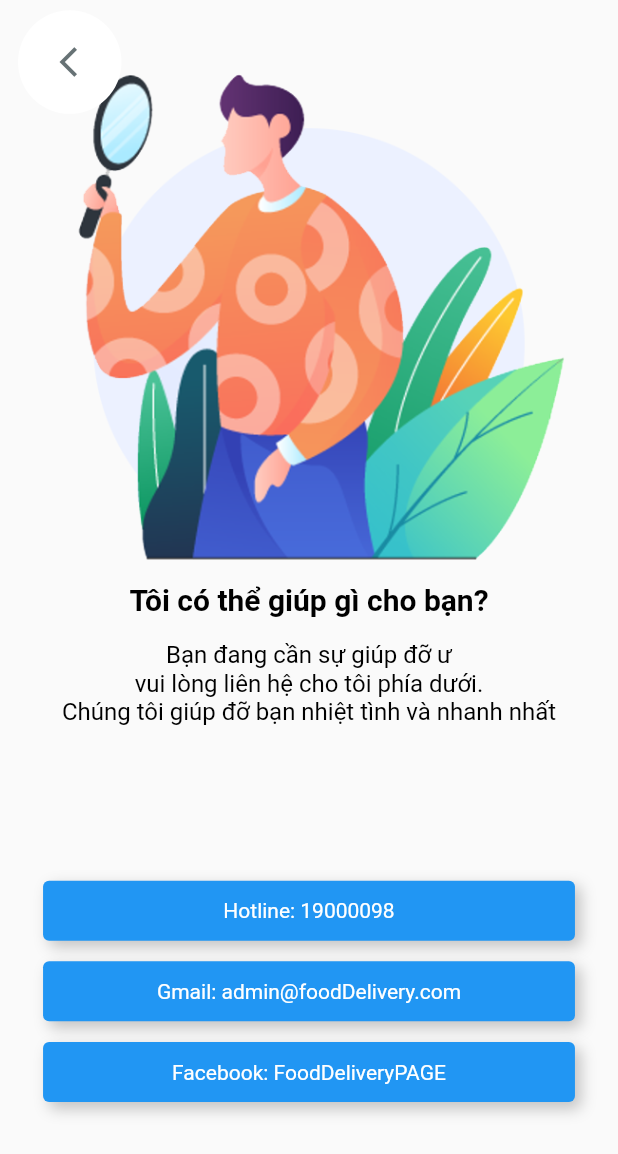
After one commit to XiZhangPhuong/DoAnTotNghiep_Fooding, a Flutter app: the HelpPage screen opened by its route, on a phone screen of 412 x 824 dp. The commit adds this screen. Shown: the top 1154 px of the screen. Run offline on Flutter 3.47's test engine with Material 2 defaults, Android fonts, the phone set to English and light mode, and no system bars; our stand-ins replace avatar_glow, badges, cached_network_image, carousel_slider, cloud_firestore, dio and 33 more; missing offline and left inert: bcrypt, flutter_zalopay_sdk, google_maps_place_picker_mb, google_maps_webservice, tiengviet; accounts and stored records are empty.

Commit message:
update something better

```diff
--- a/lib/routes/routes_path/profile_routes.dart
+++ b/lib/routes/routes_path/profile_routes.dart
@@ -1,12 +1,13 @@
 // ignore_for_file: constant_identifier_names
 
-import 'package:flutter/cupertino.dart';
 import 'package:fooding_project/screens/feel_rating/feel_rating_binding.dart';
 import 'package:fooding_project/screens/feel_rating/feel_rating_page.dart';
 import 'package:fooding_project/screens/profile/detail_order/detail_order_page.dart';
 import 'package:fooding_project/screens/profile/edit_profile/edit_profile_binding.dart';
 import 'package:fooding_project/screens/profile/edit_profile/edit_profile_page.dart';
 import 'package:fooding_project/screens/profile/google_map_marker/google_map_marker_page.dart';
+import 'package:fooding_project/screens/profile/help/help_binding.dart';
+import 'package:fooding_project/screens/profile/help/help_page.dart';
 import 'package:fooding_project/screens/profile/profile_page.dart';
 import 'package:fooding_project/screens/profile/status_order/status_order_binding.dart';
 import 'package:fooding_project/screens/profile/status_order/status_order_page.dart';
@@ -22,6 +23,7 @@ class ProfileRoutes {
   static const DETAIL_ORDER = '/detail_order';
   static const GG_MAP_MARKER = '/gg_map_marker';
   static const FEEL_RATING = '/feel_rating';
+  static const HELP = '/HELP';
   static List<GetPage> list = [
     GetPage(
       name: PROFILE,
@@ -48,10 +50,15 @@ class ProfileRoutes {
       page: () => const GoogleMapMarkerPage(),
       binding: DetailOrderBinding(),
     ),
-     GetPage(
+    GetPage(
       name: FEEL_RATING,
       page: () => const FeelRatingPage(),
       binding: FellRatingBinding(),
     ),
+    GetPage(
+      name: HELP,
+      page: () => HelpPage(),
+      binding: HelpBinding(),
+    ),
   ];
 }
--- /dev/null
+++ b/lib/screens/profile/help/help_binding.dart
@@ -0,0 +1,9 @@
+import 'package:fooding_project/screens/profile/help/help_controller.dart';
+import 'package:get/get.dart';
+
+class HelpBinding extends Bindings {
+  @override
+  void dependencies() {
+    Get.lazyPut(() => HelpController());
+  }
+}
--- /dev/null
+++ b/lib/screens/profile/help/help_controller.dart
@@ -0,0 +1,5 @@
+import 'package:get/get.dart';
+
+class HelpController extends GetxController {
+
+}
--- /dev/null
+++ b/lib/screens/profile/help/help_page.dart
@@ -0,0 +1,139 @@
+import 'package:flutter/material.dart';
+import 'package:fooding_project/helper/izi_dimensions.dart';
+import 'package:get/get.dart';
+
+import '../../../utils/color_resources.dart';
+
+class HelpPage extends StatefulWidget {
+  @override
+  _HelpPageState createState() => _HelpPageState();
+}
+
+class _HelpPageState extends State<HelpPage> {
+  @override
+  void initState() {
+    super.initState();
+  }
+
+  @override
+  Widget build(BuildContext context) {
+    var brightness = MediaQuery.of(context).platformBrightness;
+    bool isLightMode = brightness == Brightness.light;
+    return SafeArea(
+      top: false,
+      child: Scaffold(
+        floatingActionButton: GestureDetector(
+          onTap: () {
+            Get.back();
+          },
+          child: Container(
+            margin: EdgeInsets.only(
+              top: IZIDimensions.SPACE_SIZE_1X,
+              right: IZIDimensions.SPACE_SIZE_1X,
+              bottom: IZIDimensions.SPACE_SIZE_1X,
+            ),
+            height: IZIDimensions.ONE_UNIT_SIZE * 100,
+            width: IZIDimensions.ONE_UNIT_SIZE * 100,
+            decoration: const BoxDecoration(
+              color: ColorResources.WHITE,
+              shape: BoxShape.circle,
+            ),
+            child: Padding(
+              padding: EdgeInsets.only(
+                left: IZIDimensions.SPACE_SIZE_1X * 1.5,
+              ),
+              child: const Icon(
+                Icons.arrow_back_ios,
+                color: ColorResources.colorTextTabbar,
+              ),
+            ),
+          ),
+        ),
+        floatingActionButtonLocation: FloatingActionButtonLocation.miniStartTop,
+        body: Column(
+          children: <Widget>[
+            Container(
+              padding: EdgeInsets.only(
+                  top: MediaQuery.of(context).padding.top, left: 16, right: 16),
+              child: Image.asset('assets/images/helpImage.png'),
+            ),
+            Container(
+              padding: const EdgeInsets.only(top: 8),
+              child: Text(
+                'Tôi có thể giúp gì cho bạn?',
+                style: TextStyle(
+                    fontSize: 20,
+                    fontWeight: FontWeight.bold,
+                    color: isLightMode ? Colors.black : Colors.white),
+              ),
+            ),
+            Container(
+              padding: const EdgeInsets.only(top: 16),
+              child: Text(
+                'Bạn đang cần sự giúp đỡ ư\nvui lòng liên hệ cho tôi phía dưới.\nChúng tôi giúp đỡ bạn nhiệt tình và nhanh nhất',
+                textAlign: TextAlign.center,
+                style: TextStyle(
+                    fontSize: 16,
+                    color: isLightMode ? Colors.black : Colors.white),
+              ),
+            ),
+            Expanded(
+              child: Padding(
+                padding: const EdgeInsets.all(8.0),
+                child: Center(
+                  child: ListView.builder(
+                    shrinkWrap: true,
+                    itemCount: 3,
+                    itemBuilder: (context, index) => Container(
+                      width: 140,
+                      height: 40,
+                      margin: EdgeInsets.only(
+                        top: IZIDimensions.SPACE_SIZE_3X,
+                        left: IZIDimensions.SPACE_SIZE_5X,
+                        right: IZIDimensions.SPACE_SIZE_5X,
+                      ),
+                      decoration: BoxDecoration(
+                        color: isLightMode ? Colors.blue : Colors.white,
+                        borderRadius:
+                            const BorderRadius.all(Radius.circular(4.0)),
+                        boxShadow: <BoxShadow>[
+                          BoxShadow(
+                              color: Colors.grey.withOpacity(0.6),
+                              offset: const Offset(4, 4),
+                              blurRadius: 8.0),
+                        ],
+                      ),
+                      child: Material(
+                        color: Colors.transparent,
+                        child: InkWell(
+                          onTap: () {},
+                          child: Center(
+                            child: Padding(
+                              padding: const EdgeInsets.all(4.0),
+                              child: Text(
+                                index == 0
+                                    ? 'Hotline: 19000098'
+                                    : index == 1
+                                        ? "Gmail: admin@foodDelivery.com"
+                                        : "Facebook: FoodDeliveryPAGE",
+                                style: TextStyle(
+                                  fontWeight: FontWeight.w500,
+                                  color:
+                                      isLightMode ? Colors.white : Colors.black,
+                                ),
+                              ),
+                            ),
+                          ),
+                        ),
+                      ),
+                    ),
+                  ),
+                ),
+              ),
+            )
+          ],
+        ),
+      ),
+    );
+  }
+}
--- a/lib/screens/profile/profile_page.dart
+++ b/lib/screens/profile/profile_page.dart
@@ -64,6 +64,16 @@ class ProfilePage extends GetView {
                           },
                           image: Icons.reviews,
                           text: 'Đánh giá cảm nhận',
+                        ),
+                        SizedBox(
+                          height: IZIDimensions.SPACE_SIZE_3X,
+                        ),
+                        _itemFuction(
+                          ontap: () {
+                            Get.toNamed(ProfileRoutes.HELP);
+                          },
+                          image: Icons.help,
+                          text: 'Thông tin liên hệ',
                         ),
                         SizedBox(
                           height: IZIDimensions.SPACE_SIZE_3X,
```
Also changed, not shown: assets/images/helpImage.png (added), 5 other files.
